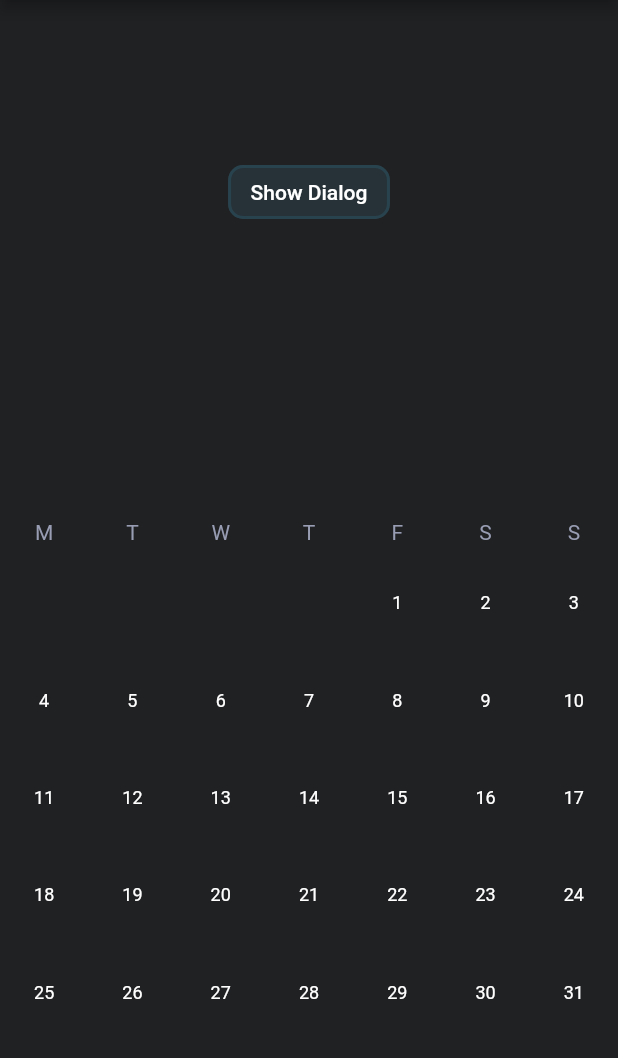
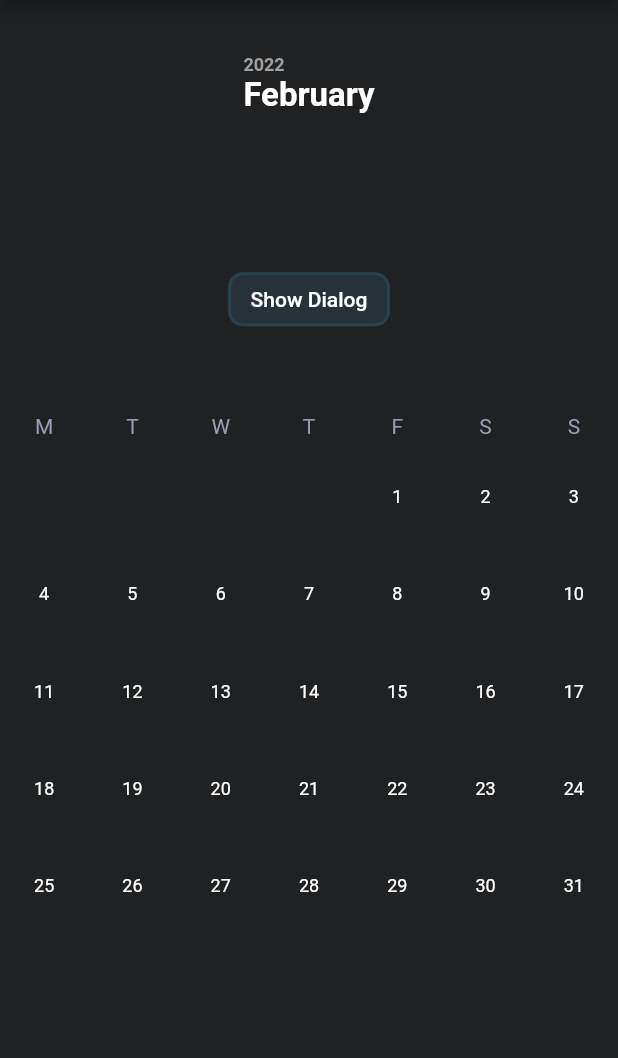
Before and after one commit to Jerinji2016/calendar, a Flutter app: the screen it shows after launch, on a phone screen of 412 x 824 dp, the part 84-1142 px from its top. Run offline on Flutter 3.47's test engine with Material 2 defaults, Android fonts, the phone set to English and light mode, and no system bars.

Commit message:
added more things

```diff
--- a/lib/calendar.dart
+++ b/lib/calendar.dart
@@ -1,3 +1,5 @@
+import 'dart:ui';
+
 import 'package:calendar/extensions.dart';
 import 'package:flutter/cupertino.dart';
 import 'package:flutter/material.dart';
@@ -27,24 +29,39 @@ class Calendar {
   static void showDatePickerDialog(BuildContext context, DateTime initialDateTime) async {
     await showDialog(
       context: context,
-      barrierColor: const Color(0xFF131934),
+      barrierColor: Colors.black45,
       barrierDismissible: true,
-      builder: (context) => _CalendarPickerWidget(
+      builder: (context) => BackdropFilter(
+        filter: ImageFilter.blur(
+          sigmaX: 5.0,
+          sigmaY: 5.0,
+        ),
+        child: _CalendarPickerWidget(
           initialDateTime: initialDateTime,
           selectedDateTime: DateTime.now(),
+        ),
       ),
     );
   }
 }
 
 class CalendarWidget extends StatelessWidget {
-  const CalendarWidget({Key? key}) : super(key: key);
+  final DateTime? selectedDateTime;
+  final void Function(int pageIndex, DateTime dateTime)? onMonthChanged;
+
+  const CalendarWidget({
+    Key? key,
+    this.selectedDateTime,
+    this.onMonthChanged,
+  }) : super(key: key);
 
   @override
   Widget build(BuildContext context) {
-    return const _Calendar(
+    return _Calendar(
       month: DateTime.february,
       year: 2022,
+      selectedDateTime: selectedDateTime,
+      onMonthChanged: onMonthChanged,
     );
   }
 }
@@ -52,9 +69,14 @@ class CalendarWidget extends StatelessWidget {
 class _Calendar extends StatefulWidget {
   final int month;
   final int year;
-  final void Function(int index, DateTime date)? onMonthChanged;
+
   final bool showMonthActionButtons;
   final bool showMonthInHeader;
+
+  final void Function(int index, DateTime date)? onMonthChanged;
+  final void Function(DateTime pickedDate)? onDatePicked;
+
+  final DateTime? selectedDateTime;
 
   final double? width;
 
@@ -63,7 +85,9 @@ class _Calendar extends StatefulWidget {
     required this.month,
     required this.year,
     this.width,
+    this.selectedDateTime,
     this.onMonthChanged,
+    this.onDatePicked,
     this.showMonthInHeader = false,
     this.showMonthActionButtons = false,
   }) : super(key: key);
@@ -75,7 +99,7 @@ class _Calendar extends StatefulWidget {
 class _CalendarState extends State<_Calendar> with TickerProviderStateMixin {
   static const int infinitePageOffset = 999;
   static const double _widgetControllerHeight = 45.0;
-  static const int nextMonth = 1, prevMonth = -1;
+  static const int _nextMonth = 1, _prevMonth = -1;
 
   late final PageController _monthPageController = PageController(
     initialPage: infinitePageOffset,
@@ -89,20 +113,16 @@ class _CalendarState extends State<_Calendar> with TickerProviderStateMixin {
   //  actual height to which the container will adjust.. derived from [_newHeight]
   double _dynamicCalendarHeight = 301;
 
-  late ValueNotifier<String> titleTime;
-
   void refreshWidget() => (mounted) ? _onPageChanged(_monthPageController.page!.toInt(), false) : null;
 
   @override
   void initState() {
     super.initState();
-    titleTime = ValueNotifier(DateFormat("MMMM d, EEEE yyyy").format(dateTime));
 
     WidgetsBinding.instance?.addPostFrameCallback((_) {
-      Future.delayed(const Duration(milliseconds: 200)).then((_) {
-        debugPrint('_CalendarState.initState: ');
-        _onPageChanged(_monthPageController.page!.toInt(), false);
-      });
+      Future.delayed(const Duration(milliseconds: 200)).then(
+        (_) => _onPageChanged(_monthPageController.page!.toInt(), false),
+      );
     });
   }
 
@@ -133,6 +153,7 @@ class _CalendarState extends State<_Calendar> with TickerProviderStateMixin {
             itemBuilder: (context, index) {
               // debugPrint('_CalendarState.build: $pageIndex');
               DateTime dateDelegate = _getDateTimeFromIndex(index);
+              DateFormat headerMonthFormat = DateFormat(dateDelegate.year == DateTime.now().year ? "MMMM" : "MMMM y");
 
               return Column(
                 mainAxisSize: MainAxisSize.min,
@@ -142,7 +163,7 @@ class _CalendarState extends State<_Calendar> with TickerProviderStateMixin {
                       height: _widgetControllerHeight,
                       child: Center(
                         child: Text(
-                          DateFormat("MMMM").format(dateDelegate),
+                          headerMonthFormat.format(dateDelegate),
                           style: const TextStyle(
                             fontSize: 14.0,
                             color: Colors.white,
@@ -161,9 +182,10 @@ class _CalendarState extends State<_Calendar> with TickerProviderStateMixin {
                         physics: const NeverScrollableScrollPhysics(),
                         child: _CalendarMonth(
                           dateTime: dateDelegate,
+                          selectedDateTime: widget.selectedDateTime,
                           width: calendarWidth,
+                          onDatePicked: widget.onDatePicked,
                           postBuildCallback: (Size widgetSize) {
-                            // debugPrint('_CalendarState.build: post call: $_newHeight == ${widgetSize.height}');
                             if (_newHeight != widgetSize.height) _newHeight = widgetSize.height;
                           },
                         ),
@@ -196,7 +218,7 @@ class _CalendarState extends State<_Calendar> with TickerProviderStateMixin {
                         child: Material(
                           color: Colors.transparent,
                           child: InkWell(
-                            onTap: () => _onMonthChanged(prevMonth),
+                            onTap: () => _onMonthChanged(_prevMonth),
                             highlightColor: Colors.transparent,
                             borderRadius: const BorderRadius.all(
                               Radius.circular(22.5),
@@ -220,7 +242,7 @@ class _CalendarState extends State<_Calendar> with TickerProviderStateMixin {
                       child: Center(
                         child: InkWell(
                           highlightColor: Colors.transparent,
-                          onTap: () => _onMonthChanged(nextMonth),
+                          onTap: () => _onMonthChanged(_nextMonth),
                           borderRadius: const BorderRadius.all(
                             Radius.circular(22.5),
                           ),
@@ -244,7 +266,7 @@ class _CalendarState extends State<_Calendar> with TickerProviderStateMixin {
     );
   }
 
-  void _onPageChanged(int index, [bool notify = false]) {
+  void _onPageChanged(int index, [bool notify = true]) {
     DateTime date = _getDateTimeFromIndex(index);
     if (notify) widget.onMonthChanged?.call(index - infinitePageOffset, date);
 
@@ -254,7 +276,7 @@ class _CalendarState extends State<_Calendar> with TickerProviderStateMixin {
     }
   }
 
-  void _onMonthChanged(int action) => (action == nextMonth)
+  void _onMonthChanged(int action) => (action == _nextMonth)
       ? _monthPageController.nextPage(
           duration: const Duration(milliseconds: 300),
           curve: Curves.ease,
@@ -270,50 +292,57 @@ class _CalendarMonth extends StatelessWidget {
   static const int weekIterator = 7;
 
   final DateTime dateTime;
+  final DateTime? selectedDateTime;
   final double width;
   final Function(Size widgetSize)? postBuildCallback;
+  final Function(DateTime datePicked)? onDatePicked;
 
   final int weekStart = DateTime.monday;
 
-  final List<String> weekHeaders = [];
-  final List<int> weekIndex = [];
-  late final int firstDayOffset;
+  final List<String> _weekHeaders = [];
+  final List<int> _weekIndex = [];
+  late final int _firstDayOffset;
 
   late final int noOfDaysInMonth;
 
   _CalendarMonth({
     Key? key,
     required this.dateTime,
+    this.selectedDateTime,
     required this.width,
     this.postBuildCallback,
+    this.onDatePicked,
   }) : super(key: key) {
     switch (weekStart) {
       case DateTime.monday:
-        weekHeaders.addAll(["M", "T", "W", "T", "F", "S", "S"]);
-        weekIndex.addAll([1, 2, 3, 4, 5, 6, 7]);
+        _weekHeaders.addAll(["M", "T", "W", "T", "F", "S", "S"]);
+        _weekIndex.addAll([1, 2, 3, 4, 5, 6, 7]);
         break;
       case DateTime.sunday:
-        weekHeaders.addAll(["S", "M", "T", "W", "T", "F", "S"]);
-        weekIndex.addAll([7, 1, 2, 3, 4, 5, 6]);
+        _weekHeaders.addAll(["S", "M", "T", "W", "T", "F", "S"]);
+        _weekIndex.addAll([7, 1, 2, 3, 4, 5, 6]);
         break;
       default:
-        weekHeaders.addAll(["S", "S", "M", "T", "W", "T", "F"]);
-        weekIndex.addAll([6, 7, 1, 2, 3, 4, 5]);
+        _weekHeaders.addAll(["S", "S", "M", "T", "W", "T", "F"]);
+        _weekIndex.addAll([6, 7, 1, 2, 3, 4, 5]);
     }
 
     noOfDaysInMonth = Calendar.getNoOfDaysInMonth(dateTime.month, dateTime.year);
 
     DateTime firstDayOfMonth = dateTime.firstDayOfMonth;
-    firstDayOffset = weekIndex.indexWhere((element) => element == firstDayOfMonth.weekday);
+    _firstDayOffset = _weekIndex.indexWhere((element) => element == firstDayOfMonth.weekday);
+
+    debugPrint('_CalendarMonth._CalendarMonth: $selectedDateTime');
   }
 
   @override
   Widget build(BuildContext context) {
     double cellWidth = width / weekIterator;
-    int totalDateTiles = (noOfDaysInMonth + firstDayOffset);
+    int totalDateTiles = (noOfDaysInMonth + _firstDayOffset);
     int requiredRows = (totalDateTiles / weekIterator).ceil();
+
     Orientation orientation = MediaQuery.of(context).orientation;
-    bool showExtendedDate = orientation == Orientation.portrait;
+    bool showExtendedDate = (orientation == Orientation.portrait);
 
     if (postBuildCallback != null) {
       SchedulerBinding.instance?.addPostFrameCallback((_) {
@@ -338,7 +367,7 @@ class _CalendarMonth extends StatelessWidget {
               height: weekHeaderHeight,
               width: MediaQuery.of(context).size.width,
               child: Row(
-                children: weekHeaders
+                children: _weekHeaders
                     .map(
                       (e) => SizedBox(
                         width: cellWidth,
@@ -364,25 +393,45 @@ class _CalendarMonth extends StatelessWidget {
                   Builder(
                     builder: (context) {
                       int index = weekIterator * i + j;
-                      int date = index - firstDayOffset + 1;
+                      int date = index - _firstDayOffset + 1;
                       bool isValid = date > 0 && date <= noOfDaysInMonth;
+
+                      bool isSelected =
+                          selectedDateTime != null && (DateTime(dateTime.year, dateTime.month, date).compareTo(selectedDateTime!.absolute) == 0);
                       return Column(
                         mainAxisSize: MainAxisSize.min,
                         children: [
-                          SizedBox(
+                          Builder(
+                            builder: (context) {
+                              return SizedBox(
                                 width: cellWidth,
-                            height: cellWidth - (showExtendedDate ? 0 : 12),
+                                height: cellWidth - (showExtendedDate ? 0 : 18),
                                 child: isValid
                                     ? Center(
+                                        child: Material(
+                                          color: isSelected ? Colors.grey : Colors.transparent,
+                                          shape: const ContinuousRectangleBorder(
+                                            borderRadius: BorderRadius.all(Radius.circular(20)),
+                                          ),
+                                          child: SizedBox(
+                                            height: 22,
+                                            width: 22,
+                                            child: Center(
                                               child: Text(
                                                 date.toString(),
+                                                textAlign: TextAlign.center,
                                                 style: const TextStyle(
                                                   color: Colors.white,
                                                   fontSize: 12,
                                                 ),
                                               ),
+                                            ),
+                                          ),
+                                        ),
                                       )
                                     : null,
+                              );
+                            },
                           ),
                           const SizedBox(
                             height: 6.0,
@@ -402,13 +451,11 @@ class _CalendarMonth extends StatelessWidget {
 class _CalendarPickerWidget extends StatefulWidget {
   final DateTime initialDateTime;
   final DateTime selectedDateTime;
-  final void Function(DateTime)? onDatePicked;
 
   const _CalendarPickerWidget({
     Key? key,
     required this.initialDateTime,
     required this.selectedDateTime,
-    this.onDatePicked,
   }) : super(key: key);
 
   @override
@@ -416,8 +463,7 @@ class _CalendarPickerWidget extends StatefulWidget {
 }
 
 class _CalendarPickerWidgetState extends State<_CalendarPickerWidget> {
-  late DateTime dateTime;
-  late DateTime _selectedDate;
+  late ValueNotifier<DateTime> _dateTime;
   final GlobalKey<_CalendarState> _calendarKey = GlobalKey();
 
   Orientation currentOrientation = Orientation.portrait;
@@ -426,8 +472,8 @@ class _CalendarPickerWidgetState extends State<_CalendarPickerWidget> {
   void initState() {
     super.initState();
 
-    dateTime = widget.initialDateTime;
-    _selectedDate = widget.selectedDateTime;
+    _dateTime = ValueNotifier(widget.initialDateTime);
+    // _selectedDate = widget.selectedDateTime;
   }
 
   @override
@@ -454,7 +500,10 @@ class _CalendarPickerWidgetState extends State<_CalendarPickerWidget> {
       child: Wrap(
         children: [
           Container(
-            color: const Color(0xFF26292E),
+            decoration: const BoxDecoration(
+              color: Color(0xFF26292E),
+              borderRadius: BorderRadius.all(Radius.circular(4.0)),
+            ),
             child: Flex(
               direction: isPortrait ? Axis.vertical : Axis.horizontal,
               mainAxisAlignment: MainAxisAlignment.center,
@@ -465,11 +514,13 @@ class _CalendarPickerWidgetState extends State<_CalendarPickerWidget> {
                     left: 20.0,
                     top: (!isPortrait ? 30.0 : 0.0),
                   ),
-                  child: isPortrait
+                  child: ValueListenableBuilder<DateTime>(
+                    valueListenable: _dateTime,
+                    builder: (context, value, child) => isPortrait
                         ? Container(
                             padding: const EdgeInsets.symmetric(vertical: 20.0),
                             child: Text(
-                            DateFormat("MMMM d, EEEE yyyy").format(dateTime),
+                              DateFormat("MMMM d, EEEE yyyy").format(value),
                               style: const TextStyle(
                                 fontWeight: FontWeight.bold,
                                 fontSize: 18.0,
@@ -479,7 +530,7 @@ class _CalendarPickerWidgetState extends State<_CalendarPickerWidget> {
                           )
                         : RichText(
                             text: TextSpan(
-                            text: DateFormat("yyyy\n").format(dateTime),
+                              text: DateFormat("yyyy\n").format(value),
                               style: const TextStyle(
                                 fontWeight: FontWeight.w600,
                                 fontSize: 12.0,
@@ -487,7 +538,7 @@ class _CalendarPickerWidgetState extends State<_CalendarPickerWidget> {
                               ),
                               children: [
                                 TextSpan(
-                                text: DateFormat("EEEE\n").format(dateTime),
+                                  text: DateFormat("EEEE\n").format(value),
                                   style: const TextStyle(
                                     fontSize: 22.0,
                                     fontWeight: FontWeight.w400,
@@ -495,13 +546,14 @@ class _CalendarPickerWidgetState extends State<_CalendarPickerWidget> {
                                   ),
                                 ),
                                 TextSpan(
-                                text: DateFormat("d MMMM").format(dateTime),
+                                  text: DateFormat("d MMMM").format(value),
                                   style: const TextStyle(
                                     fontSize: 18.0,
                                     color: Colors.white,
                                   ),
                                 ),
                               ],
+                            ),
                           ),
                   ),
                 ),
@@ -522,6 +574,7 @@ class _CalendarPickerWidgetState extends State<_CalendarPickerWidget> {
                             year: 2022,
                             showMonthInHeader: true,
                             showMonthActionButtons: true,
+                            onDatePicked: _onDatePicked,
                           ),
                         ),
                       ),
@@ -564,7 +617,7 @@ class _CalendarPickerWidgetState extends State<_CalendarPickerWidget> {
                             Material(
                               color: Colors.grey,
                               child: InkWell(
-                                onTap: () => Navigator.pop(context, _selectedDate),
+                                onTap: () => Navigator.pop(context, _dateTime.value),
                                 child: const Padding(
                                   padding: EdgeInsets.symmetric(
                                     vertical: 10.0,
@@ -592,4 +645,8 @@ class _CalendarPickerWidgetState extends State<_CalendarPickerWidget> {
       ),
     );
   }
+
+  void _onDatePicked(DateTime pickedDate) {
+    _dateTime.value = pickedDate;
   }
+}
--- a/lib/extensions.dart
+++ b/lib/extensions.dart
@@ -4,4 +4,6 @@ extension DateTimeExtension on DateTime {
   DateTime get firstDayOfMonth => DateTime(year, month, 1);
 
   DateTime get lastDayOfMonth => DateTime(year, month, Calendar.getNoOfDaysInMonth(month, year));
+
+  DateTime get absolute => DateTime(year, month, day);
 }
--- a/lib/main.dart
+++ b/lib/main.dart
@@ -1,5 +1,6 @@
 import 'package:calendar/calendar.dart';
 import 'package:flutter/material.dart';
+import 'package:intl/intl.dart';
 
 void main() {
   runApp(
@@ -10,8 +11,21 @@ void main() {
   );
 }
 
-class BaseWidget extends StatelessWidget {
+class BaseWidget extends StatefulWidget {
   const BaseWidget({Key? key}) : super(key: key);
+
+  @override
+  State<BaseWidget> createState() => _BaseWidgetState();
+}
+
+class _BaseWidgetState extends State<BaseWidget> {
+  late ValueNotifier<DateTime> _dateTime;
+
+  @override
+  void initState() {
+    super.initState();
+    _dateTime = ValueNotifier(DateTime.now());
+  }
 
   @override
   Widget build(BuildContext context) {
@@ -35,8 +49,25 @@ class BaseWidget extends StatelessWidget {
               children: [
                 Expanded(
                   flex: 1,
-                  child: SizedBox(
-                    height: MediaQuery.of(context).size.height * 0.125,
+                  child: Column(
+                    mainAxisSize: MainAxisSize.min,
+                    children: [
+                      Expanded(
+                        flex: 1,
+                        child: Center(
+                          child: ValueListenableBuilder<DateTime>(
+                            valueListenable: _dateTime,
+                            builder: (context, value, child) {
+                              return _DateText(value);
+                            }
+                          ),
+                        ),
+                      ),
+                      const SizedBox(
+                        height: 30.0,
+                      ),
+                      Expanded(
+                        flex: 1,
                         child: Center(
                           child: Material(
                             color: const Color(0xFF263238),
@@ -72,14 +103,19 @@ class BaseWidget extends StatelessWidget {
                           ),
                         ),
                       ),
+                    ],
                   ),
-                const Expanded(
+                ),
+                Expanded(
                   flex: 2,
-                  child: Center(child: CalendarWidget()),
+                  child: CalendarWidget(
+                    selectedDateTime: _dateTime.value,
+                    onMonthChanged: (index, dateTime) => _dateTime.value = dateTime,
+                  ),
                 ),
               ],
             );
-          }
+          },
         ),
       ),
     );
@@ -89,3 +125,34 @@ class BaseWidget extends StatelessWidget {
     Calendar.showDatePickerDialog(context, DateTime.now());
   }
 }
+
+class _DateText extends StatelessWidget {
+  final DateTime dateTime;
+
+  const _DateText(this.dateTime, {Key? key}) : super(key: key);
+
+  @override
+  Widget build(BuildContext context) {
+    return Container(
+      child: RichText(
+        text: TextSpan(
+          text: DateFormat("yyyy\n").format(dateTime),
+          style: const TextStyle(
+            fontWeight: FontWeight.w600,
+            fontSize: 12.0,
+            color: Colors.grey,
+          ),
+          children: [
+            TextSpan(
+              text: DateFormat("MMMM").format(dateTime),
+              style: const TextStyle(
+                fontSize: 22,
+                color: Colors.white,
+              ),
+            ),
+          ],
+        ),
+      ),
+    );
+  }
+}
```
Also changed, not shown: 1 other file. Lines whose indentation alone changed are shown as unchanged.
